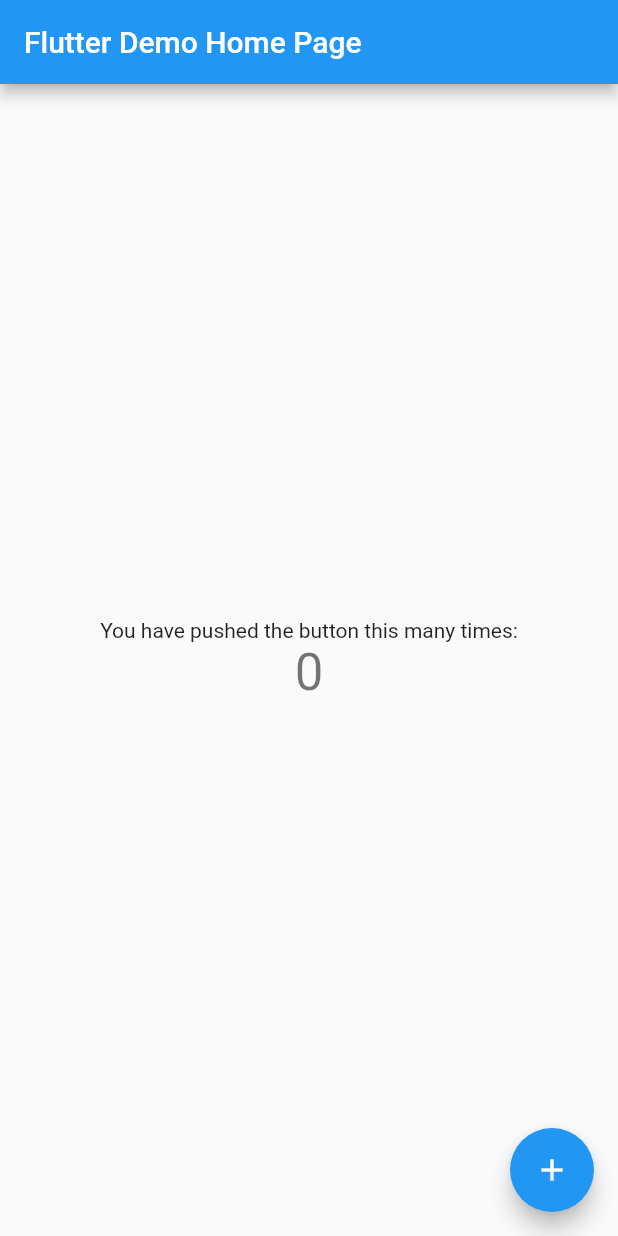
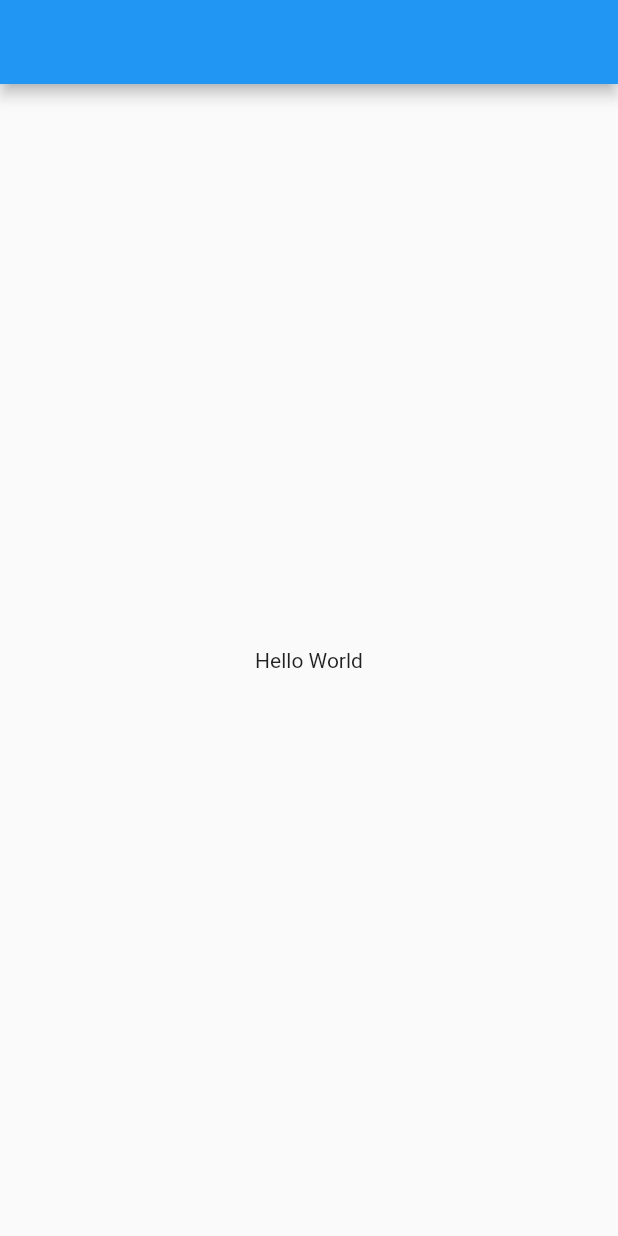
Before and after one commit to tiancris01/OFFERTORIO, a Flutter app: the screen it shows after launch, on a phone screen of 412 x 824 dp. Run offline on Flutter 3.47's test engine with Material 2 defaults, Android fonts, the phone set to English and light mode, and no system bars.

Commit message:
widgetApp created

```diff
--- /dev/null
+++ b/lib/app_widget.dart
@@ -0,0 +1,19 @@
+import 'package:flutter/material.dart';
+
+class AppWidget extends StatelessWidget {
+  const AppWidget({Key? key}) : super(key: key);
+
+  @override
+  Widget build(BuildContext context) {
+    return MaterialApp(
+      title: 'Offertorio App',
+      theme: ThemeData(
+        primarySwatch: Colors.blue,
+      ),
+      home: Scaffold(
+        appBar: AppBar(),
+        body: const Center(child: Text('Hello World')),
+      ),
+    );
+  }
+}
--- a/lib/main.dart
+++ b/lib/main.dart
@@ -1,115 +1,6 @@
 import 'package:flutter/material.dart';
+import 'package:offertorio/app_widget.dart';
 
 void main() {
-  runApp(const MyApp());
+  runApp(const AppWidget());
 }
-
-class MyApp extends StatelessWidget {
-  const MyApp({Key? key}) : super(key: key);
-
-  // This widget is the root of your application.
-  @override
-  Widget build(BuildContext context) {
-    return MaterialApp(
-      title: 'Flutter Demo',
-      theme: ThemeData(
-        // This is the theme of your application.
-        //
-        // Try running your application with "flutter run". You'll see the
-        // application has a blue toolbar. Then, without quitting the app, try
-        // changing the primarySwatch below to Colors.green and then invoke
-        // "hot reload" (press "r" in the console where you ran "flutter run",
-        // or simply save your changes to "hot reload" in a Flutter IDE).
-        // Notice that the counter didn't reset back to zero; the application
-        // is not restarted.
-        primarySwatch: Colors.blue,
-      ),
-      home: const MyHomePage(title: 'Flutter Demo Home Page'),
-    );
-  }
-}
-
-class MyHomePage extends StatefulWidget {
-  const MyHomePage({Key? key, required this.title}) : super(key: key);
-
-  // This widget is the home page of your application. It is stateful, meaning
-  // that it has a State object (defined below) that contains fields that affect
-  // how it looks.
-
-  // This class is the configuration for the state. It holds the values (in this
-  // case the title) provided by the parent (in this case the App widget) and
-  // used by the build method of the State. Fields in a Widget subclass are
-  // always marked "final".
-
-  final String title;
-
-  @override
-  State<MyHomePage> createState() => _MyHomePageState();
-}
-
-class _MyHomePageState extends State<MyHomePage> {
-  int _counter = 0;
-
-  void _incrementCounter() {
-    setState(() {
-      // This call to setState tells the Flutter framework that something has
-      // changed in this State, which causes it to rerun the build method below
-      // so that the display can reflect the updated values. If we changed
-      // _counter without calling setState(), then the build method would not be
-      // called again, and so nothing would appear to happen.
-      _counter++;
-    });
-  }
-
-  @override
-  Widget build(BuildContext context) {
-    // This method is rerun every time setState is called, for instance as done
-    // by the _incrementCounter method above.
-    //
-    // The Flutter framework has been optimized to make rerunning build methods
-    // fast, so that you can just rebuild anything that needs updating rather
-    // than having to individually change instances of widgets.
-    return Scaffold(
-      appBar: AppBar(
-        // Here we take the value from the MyHomePage object that was created by
-        // the App.build method, and use it to set our appbar title.
-        title: Text(widget.title),
-      ),
-      body: Center(
-        // Center is a layout widget. It takes a single child and positions it
-        // in the middle of the parent.
-        child: Column(
-          // Column is also a layout widget. It takes a list of children and
-          // arranges them vertically. By default, it sizes itself to fit its
-          // children horizontally, and tries to be as tall as its parent.
-          //
-          // Invoke "debug painting" (press "p" in the console, choose the
-          // "Toggle Debug Paint" action from the Flutter Inspector in Android
-          // Studio, or the "Toggle Debug Paint" command in Visual Studio Code)
-          // to see the wireframe for each widget.
-          //
-          // Column has various properties to control how it sizes itself and
-          // how it positions its children. Here we use mainAxisAlignment to
-          // center the children vertically; the main axis here is the vertical
-          // axis because Columns are vertical (the cross axis would be
-          // horizontal).
-          mainAxisAlignment: MainAxisAlignment.center,
-          children: <Widget>[
-            const Text(
-              'You have pushed the button this many times:',
-            ),
-            Text(
-              '$_counter',
-              style: Theme.of(context).textTheme.headline4,
-            ),
-          ],
-        ),
-      ),
-      floatingActionButton: FloatingActionButton(
-        onPressed: _incrementCounter,
-        tooltip: 'Increment',
-        child: const Icon(Icons.add),
-      ), // This trailing comma makes auto-formatting nicer for build methods.
-    );
-  }
-}
```
Also changed, not shown: 1 other file.
